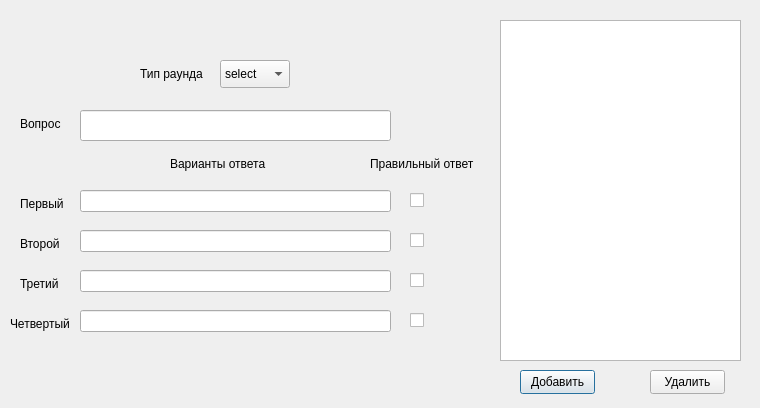
Old version of the form Gui_Form/ui_question_round.ui in the repository BabaYagaJW/ScorodumCreator.
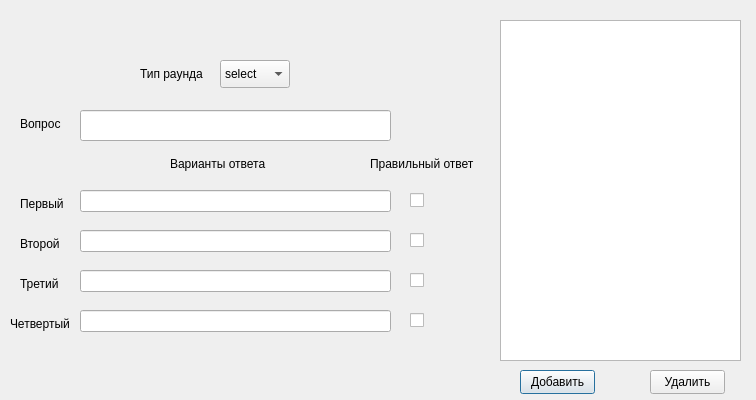
New version of the form.

The edit to the form file:
```diff
--- a/Gui_Form/ui_question_round.ui
+++ b/Gui_Form/ui_question_round.ui
@@ -6,8 +6,8 @@
    <rect>
     <x>0</x>
     <y>0</y>
-    <width>760</width>
-    <height>408</height>
+    <width>756</width>
+    <height>400</height>
    </rect>
   </property>
   <property name="windowTitle">
```
